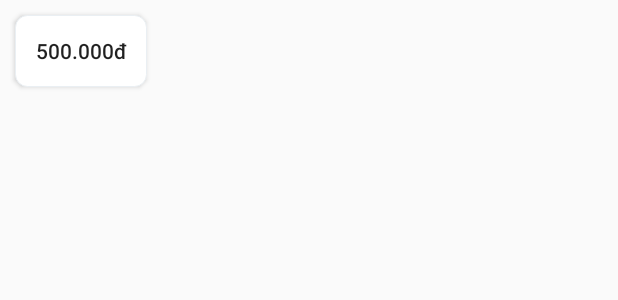
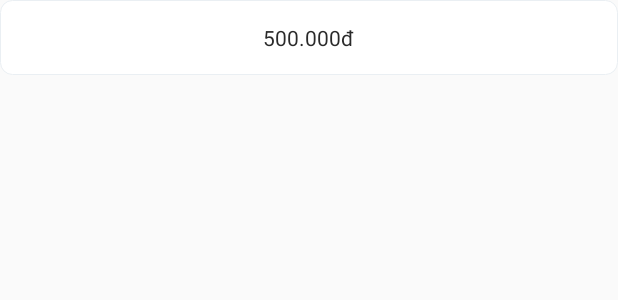
Before and after one commit to lyhoangvinh/electronic_wallet, an Android app: the layout item_money.xml on its own in the app's theme, with its tools: preview values and no code run, on a phone screen of 412 x 824 dp. Shown: the top 300 px of the screen. Run offline under Robolectric (Android 15) with nearby library versions, the phone set to English and light mode, and no system bars.

Commit message:
fix money view

```diff
--- a/app/src/main/java/electronicwallet/lyhoangvinh/com/base/fragment/BaseFragment.java
+++ b/app/src/main/java/electronicwallet/lyhoangvinh/com/base/fragment/BaseFragment.java
@@ -46,7 +46,7 @@ public abstract class BaseFragment extends Fragment implements BaseView, EasyPer
 
     protected abstract int getLayout();
 
-    public abstract boolean isEvenbus();
+    public abstract boolean isRegisterEvenBus();
 
     private Unbinder unbinder;
 
@@ -61,7 +61,7 @@ public abstract class BaseFragment extends Fragment implements BaseView, EasyPer
     public void onViewCreated(@NonNull View view, @Nullable Bundle savedInstanceState) {
         super.onViewCreated(view, savedInstanceState);
         initialize(view, getActivity());
-        if (isEvenbus()){
+        if (isRegisterEvenBus()) {
             EventBus.getDefault().register(this);
         }
     }
@@ -89,7 +89,7 @@ public abstract class BaseFragment extends Fragment implements BaseView, EasyPer
         mFragmentComponent = null;
         hideProgress();
 
-        if (isEvenbus()){
+        if (isRegisterEvenBus() && EventBus.getDefault().isRegistered(this)) {
             EventBus.getDefault().unregister(this);
         }
     }
--- a/app/src/main/java/electronicwallet/lyhoangvinh/com/local/model/Money.java
+++ b/app/src/main/java/electronicwallet/lyhoangvinh/com/local/model/Money.java
@@ -22,4 +22,8 @@ public class Money {
     public boolean isTick() {
         return tick;
     }
+
+    public void setTick(boolean tick) {
+        this.tick = tick;
+    }
 }
--- a/app/src/main/java/electronicwallet/lyhoangvinh/com/ui/main/contacts/ContactsFragment.java
+++ b/app/src/main/java/electronicwallet/lyhoangvinh/com/ui/main/contacts/ContactsFragment.java
@@ -36,7 +36,7 @@ public class ContactsFragment extends BaseSwipeRecyclerViewFragment<ContactAdapt
     }
 
     @Override
-    public boolean isEvenbus() {
+    public boolean isRegisterEvenBus() {
         return false;
     }
 
--- a/app/src/main/java/electronicwallet/lyhoangvinh/com/ui/main/phonenumber/PhoneNumberFragment.java
+++ b/app/src/main/java/electronicwallet/lyhoangvinh/com/ui/main/phonenumber/PhoneNumberFragment.java
@@ -44,7 +44,7 @@ public class PhoneNumberFragment extends BasePresenterFragment<PhoneNumberView,
     }
 
     @Override
-    public boolean isEvenbus() {
+    public boolean isRegisterEvenBus() {
         return false;
     }
 
--- a/app/src/main/res/drawable/button_blue.xml
+++ b/app/src/main/res/drawable/button_blue.xml
@@ -10,7 +10,7 @@
     <!-- disable -->
     <item android:state_pressed="true" >
         <shape android:shape="rectangle">
-            <solid android:color="@android:color/holo_blue_dark" />
+            <solid android:color="@color/blue_light" />
             <corners android:radius="@dimen/button_radius" />
         </shape>
     </item>
--- a/app/src/main/res/layout/item_money.xml
+++ b/app/src/main/res/layout/item_money.xml
@@ -1,15 +1,18 @@
 <?xml version="1.0" encoding="utf-8"?>
 <RelativeLayout xmlns:android="http://schemas.android.com/apk/res/android"
     xmlns:tools="http://schemas.android.com/tools"
-    android:layout_width="wrap_content"
+    android:id="@+id/root"
+    android:background="@drawable/button_blue"
+    android:layout_width="match_parent"
     android:layout_height="wrap_content">
 
-    <Button
-        android:id="@+id/btMoney"
-        android:textAllCaps="false"
+    <TextView
+        android:id="@+id/tvMoney"
+        android:padding="@dimen/base5"
+        android:textColor="@color/dark_text"
+        android:layout_centerInParent="true"
         android:layout_width="wrap_content"
         android:layout_height="wrap_content"
-        android:background="@drawable/button_blue"
         android:layout_margin="@dimen/base10"
         tools:text="500.000đ" />
 
```
Also changed, not shown: app/src/main/java/electronicwallet/lyhoangvinh/com/ui/main/recharge/RechargeFragment.java (+10 -34 lines), app/src/main/java/electronicwallet/lyhoangvinh/com/ui/main/recharge/RechargePresenter.java (+30 -0 lines), app/src/main/java/electronicwallet/lyhoangvinh/com/ui/main/recharge/viewitemmodel/MoneyAdapter.java (+27 -7 lines), app/src/main/java/electronicwallet/lyhoangvinh/com/utils/Utils.java (+12 -0 lines), app/src/main/res/drawable/bg_blue_light.xml (added, +13 -0 lines), app/src/main/res/drawable/bg_white_light.xml (added, +13 -0 lines).
